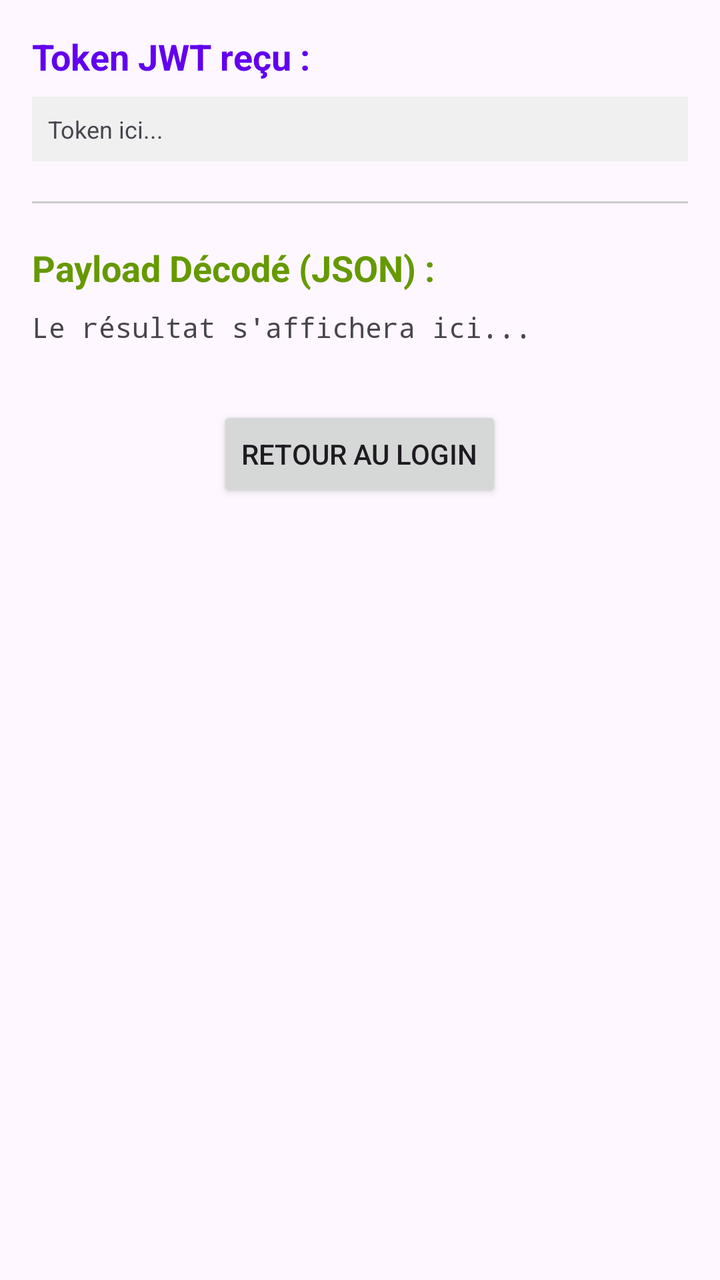
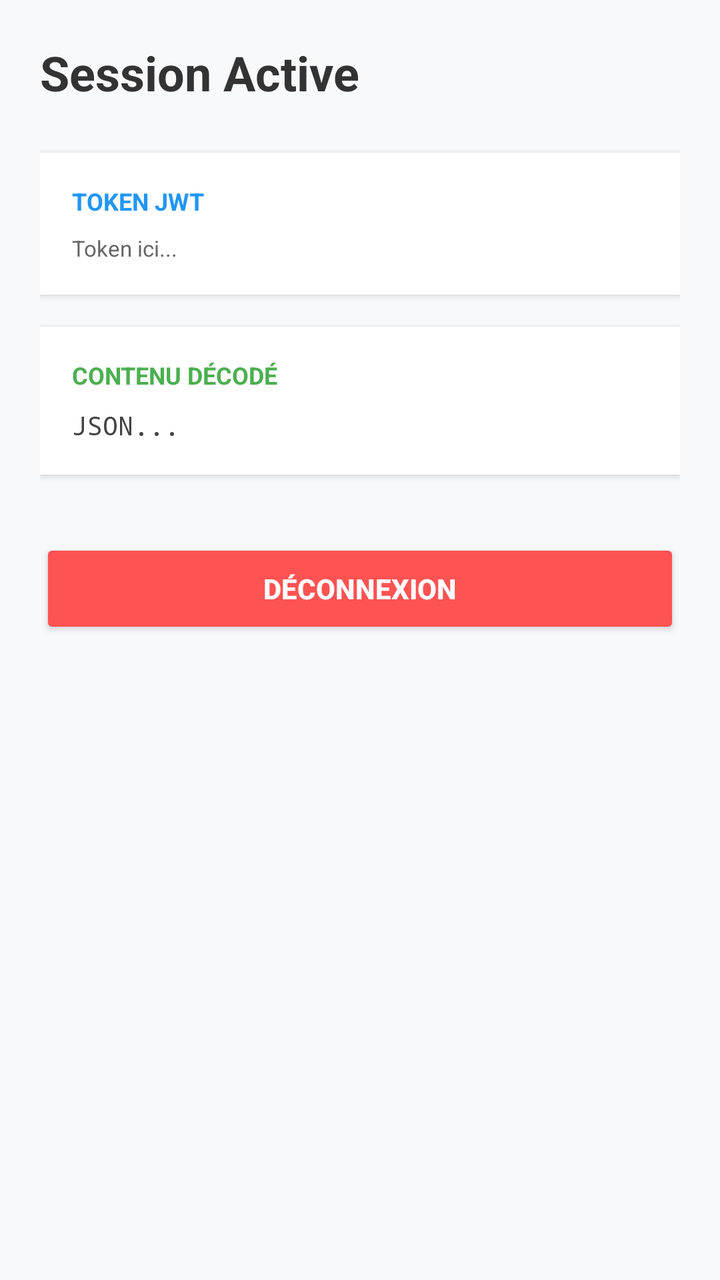

Compare the two renders of this Android layout. The source of the first and the diff that turns it into the second are given below.
<!-- AndroidManifest.xml: application theme Theme.DummySecurity -->
<!-- res/layout/activity_details.xml -->
<?xml version="1.0" encoding="utf-8"?>
<ScrollView xmlns:android="http://schemas.android.com/apk/res/android"
    android:layout_width="match_parent"
    android:layout_height="match_parent"
    android:padding="16dp">

    <LinearLayout
        android:layout_width="match_parent"
        android:layout_height="wrap_content"
        android:orientation="vertical">

        <TextView
            android:layout_width="wrap_content"
            android:layout_height="wrap_content"
            android:text="Token JWT reçu :"
            android:textStyle="bold"
            android:textColor="@color/design_default_color_primary"
            android:textSize="18sp" />

        <TextView
            android:id="@+id/tvRawToken"
            android:layout_width="match_parent"
            android:layout_height="wrap_content"
            android:layout_marginTop="8dp"
            android:background="#F0F0F0"
            android:padding="8dp"
            android:text="Token ici..."
            android:textSize="12sp" />

        <View
            android:layout_width="match_parent"
            android:layout_height="1dp"
            android:layout_marginTop="20dp"
            android:layout_marginBottom="20dp"
            android:background="#CCCCCC" />

        <TextView
            android:layout_width="wrap_content"
            android:layout_height="wrap_content"
            android:text="Payload Décodé (JSON) :"
            android:textStyle="bold"
            android:textColor="@android:color/holo_green_dark"
            android:textSize="18sp" />

        <TextView
            android:id="@+id/tvDecodedPayload"
            android:layout_width="match_parent"
            android:layout_height="wrap_content"
            android:layout_marginTop="8dp"
            android:lineSpacingExtra="4dp"
            android:text="Le résultat s'affichera ici..."
            android:typeface="monospace"
            android:textSize="14sp" />

        <Button
            android:id="@+id/btnlogout"
            android:layout_width="wrap_content"
            android:layout_height="wrap_content"
            android:layout_gravity="center"
            android:layout_marginTop="30dp"
            android:text="Retour au Login" />

    </LinearLayout>
</ScrollView>
<!-- resources referenced by this layout -->
<resources>
  <style name="Theme.DummySecurity" parent="Base.Theme.DummySecurity" />
  <style name="Base.Theme.DummySecurity" parent="Theme.Material3.DayNight.NoActionBar">
          
          
      </style>
</resources>

<!-- the commit's change to res/layout/activity_details.xml (unified diff, before → after) -->
@@ -1,64 +1,100 @@
 <?xml version="1.0" encoding="utf-8"?>
-<ScrollView xmlns:android="http://schemas.android.com/apk/res/android"
+<RelativeLayout xmlns:android="http://schemas.android.com/apk/res/android"
     android:layout_width="match_parent"
     android:layout_height="match_parent"
-    android:padding="16dp">
+    android:background="#F8F9FB">
 
-    <LinearLayout
+    <ScrollView
         android:layout_width="match_parent"
-        android:layout_height="wrap_content"
-        android:orientation="vertical">
+        android:layout_height="match_parent"
+        android:padding="20dp">
 
-        <TextView
-            android:layout_width="wrap_content"
-            android:layout_height="wrap_content"
-            android:text="Token JWT reçu :"
-            android:textStyle="bold"
-            android:textColor="@color/design_default_color_primary"
-            android:textSize="18sp" />
-
-        <TextView
-            android:id="@+id/tvRawToken"
+        <LinearLayout
             android:layout_width="match_parent"
             android:layout_height="wrap_content"
-            android:layout_marginTop="8dp"
-            android:background="#F0F0F0"
-            android:padding="8dp"
-            android:text="Token ici..."
-            android:textSize="12sp" />
+            android:orientation="vertical">
 
-        <View
-            android:layout_width="match_parent"
-            android:layout_height="1dp"
-            android:layout_marginTop="20dp"
-            android:layout_marginBottom="20dp"
-            android:background="#CCCCCC" />
+            <TextView
+                android:layout_width="wrap_content"
+                android:layout_height="wrap_content"
+                android:text="Session Active"
+                android:textColor="#333333"
+                android:textSize="24sp"
+                android:textStyle="bold" />
 
-        <TextView
-            android:layout_width="wrap_content"
-            android:layout_height="wrap_content"
-            android:text="Payload Décodé (JSON) :"
-            android:textStyle="bold"
-            android:textColor="@android:color/holo_green_dark"
-            android:textSize="18sp" />
+            <LinearLayout
+                android:layout_width="match_parent"
+                android:layout_height="wrap_content"
+                android:layout_marginTop="24dp"
+                android:background="@android:color/white"
+                android:elevation="2dp"
+                android:orientation="vertical"
+                android:padding="16dp">
 
-        <TextView
-            android:id="@+id/tvDecodedPayload"
-            android:layout_width="match_parent"
-            android:layout_height="wrap_content"
-            android:layout_marginTop="8dp"
-            android:lineSpacingExtra="4dp"
-            android:text="Le résultat s'affichera ici..."
-            android:typeface="monospace"
-            android:textSize="14sp" />
+                <TextView
+                    android:layout_width="wrap_content"
+                    android:layout_height="wrap_content"
+                    android:text="TOKEN JWT"
+                    android:textColor="#2196F3"
+                    android:textSize="12sp"
+                    android:textStyle="bold" />
 
-        <Button
-            android:id="@+id/btnlogout"
-            android:layout_width="wrap_content"
-            android:layout_height="wrap_content"
-            android:layout_gravity="center"
-            android:layout_marginTop="30dp"
-            android:text="Retour au Login" />
+                <TextView
+                    android:id="@+id/tvRawToken"
+                    android:layout_width="match_parent"
+                    android:layout_height="wrap_content"
+                    android:layout_marginTop="8dp"
+                    android:text="Token ici..."
+                    android:textColor="#666666"
+                    android:textSize="11sp" />
+            </LinearLayout>
 
-    </LinearLayout>
-</ScrollView>
+            <LinearLayout
+                android:layout_width="match_parent"
+                android:layout_height="wrap_content"
+                android:layout_marginTop="16dp"
+                android:background="@android:color/white"
+                android:elevation="2dp"
+                android:orientation="vertical"
+                android:padding="16dp">
+
+                <TextView
+                    android:layout_width="wrap_content"
+                    android:layout_height="wrap_content"
+                    android:text="CONTENU DÉCODÉ"
+                    android:textColor="#4CAF50"
+                    android:textSize="12sp"
+                    android:textStyle="bold" />
+
+                <TextView
+                    android:id="@+id/tvDecodedPayload"
+                    android:layout_width="match_parent"
+                    android:layout_height="wrap_content"
+                    android:layout_marginTop="8dp"
+                    android:lineSpacingExtra="6dp"
+                    android:text="JSON..."
+                    android:textColor="#444444"
+                    android:typeface="monospace"
+                    android:textSize="13sp" />
+            </LinearLayout>
+
+            <Button
+                android:id="@+id/btnlogout"
+                android:layout_width="match_parent"
+                android:layout_height="50dp"
+                android:layout_marginTop="32dp"
+                android:backgroundTint="#FF5252"
+                android:text="DÉCONNEXION"
+                android:textColor="@android:color/white"
+                android:textStyle="bold" />
+
+        </LinearLayout>
+    </ScrollView>
+
+    <ProgressBar
+        android:id="@+id/loader"
+        android:layout_width="wrap_content"
+        android:layout_height="wrap_content"
+        android:layout_centerInParent="true"
+        android:visibility="gone" />
+</RelativeLayout>
